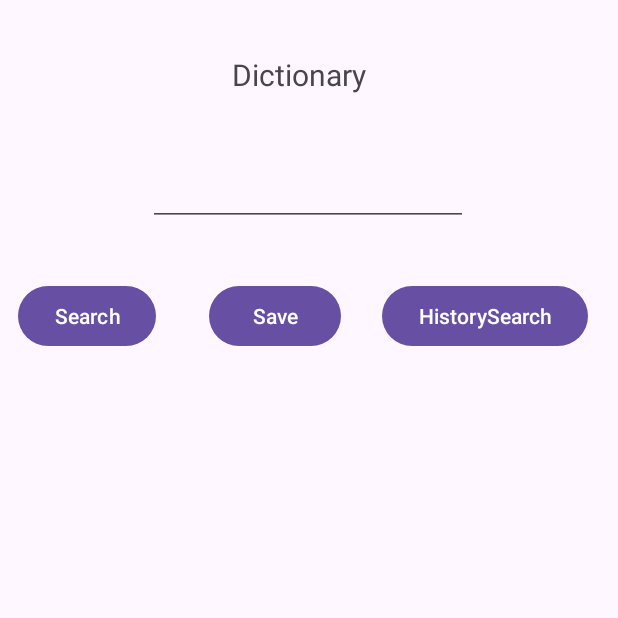
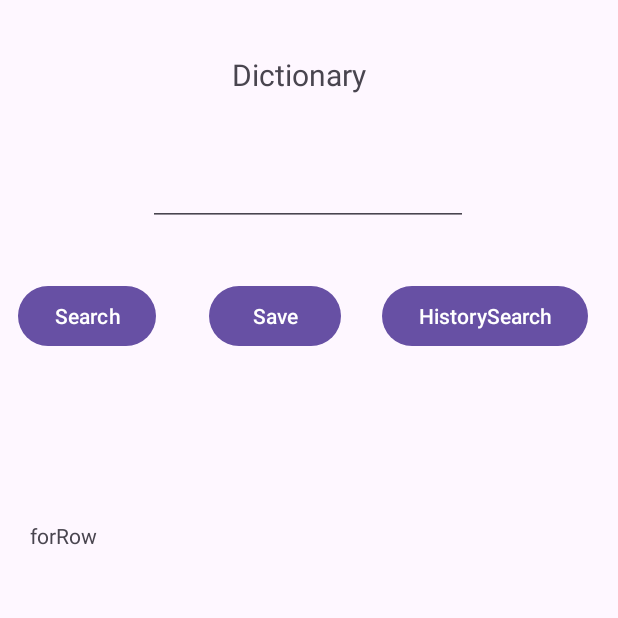
Before and after one commit to wangguosheng0924/FinalProject_Fall23, an Android app: the screen it shows after launch (DictionaryActivity), after a tap on "Search", on a phone screen of 412 x 824 dp, the top half of it. Run offline under Robolectric (Android 15) with nearby library versions, the phone set to English and light mode, and no system bars; our stand-ins replace Room's generated code.

Commit message:
some changes

```diff
--- a/app/src/main/java/algonquin/cst2335/finalproject_fall23/DictionaryActivity.java
+++ b/app/src/main/java/algonquin/cst2335/finalproject_fall23/DictionaryActivity.java
@@ -25,6 +25,7 @@ import java.util.ArrayList;
 import java.util.List;
 
 import algonquin.cst2335.finalproject_fall23.databinding.DictionaryactivityMainBinding;
+import algonquin.cst2335.finalproject_fall23.databinding.PostsearchlayoutBinding;
 import retrofit2.Call;
 import retrofit2.Callback;
 import retrofit2.Response;
@@ -32,23 +33,17 @@ import retrofit2.Response;
 
 public class DictionaryActivity extends AppCompatActivity {
     DictionaryactivityMainBinding binding;
-    ArrayList<String> definitions = new ArrayList<>();
+    ArrayList<String> definitions;
     DefinitionViewModel definitionModel;
     DefinitionDAO mDAO;
     RecyclerView.Adapter myAdapter;
-    SharedPreferences prefs;
-    int selectedIndex;
+
+    //int selectedIndex;
 
     //if not using binding you can get the elements by this way.
     //EditText searchEditText = findViewById(R.id.editText);
     //EditText searchEditText = binding.editText;
     //String searchTerm = searchEditText.getText().toString();
-
-//    private void showToast(String errorMessage) {
-//        Toast.makeText(DictionaryActivity.this, errorMessage, Toast.LENGTH_SHORT).show();
-//    }
-
-
     @Override
     protected void onCreate(Bundle savedInstanceState) {
         super.onCreate(savedInstanceState);
@@ -57,37 +52,47 @@ public class DictionaryActivity extends AppCompatActivity {
         //use binding to access views defined in the layout.
         binding = DictionaryactivityMainBinding.inflate(getLayoutInflater());
         setContentView(binding.getRoot());
+        Toast.makeText(this, "Welcome to Dictionary", Toast.LENGTH_LONG).show();
+        EditText searchEditText = binding.editText;
 
-        EditText searchEditText = binding.editText;
-        String searchTerm = searchEditText.getText().toString();
+        //binding.editText = findViewById(R.id.editText);
+//        String searchTerm = searchEditText.getText().toString();
+        //apply SharedPreference
+        SharedPreferences prefs1 = getSharedPreferences("searchTerm", Context.MODE_PRIVATE);
+        searchEditText.setText(prefs1.getString("searchTerm", ""));
 
-        //apply SharedPreference
-//        SharedPreferences prefs = getSharedPreferences("searchTerm", Context.MODE_PRIVATE);
-//        searchEditText.setText(prefs.getString("searchTerm", ""));
-        prefs=this.getSharedPreferences("com.yourapp.dictionary_preferences",MODE_PRIVATE);
-        searchTerm=prefs.getString("LastSearchWord","");
-        searchEditText.setText("searchTerm");
+        //prefs=this.getSharedPreferences("com.yourapp.dictionary_preferences",MODE_PRIVATE);
+//        searchTerm=prefs.getString("LastSearchWord","");
+//        searchEditText.setText("searchTerm");
 
         //open a database
         DefinitionDB db = Room.databaseBuilder(getApplicationContext(), DefinitionDB.class, "databaseLocal").build();
         mDAO = db.cmDAO();
 
         definitionModel = new ViewModelProvider(this).get(DefinitionViewModel.class);
-        definitions = definitionModel.definitions.getValue();
+        if(definitionModel.definitions.getValue()!=null){
+            definitions =definitionModel.definitions.getValue();}
+        else{definitions = new ArrayList<>();
+        }
 
         //click listener for the search button
         Button searchButton = findViewById(R.id.search_button);
         searchButton.setOnClickListener(v -> {
-            Log.d("DictionaryActivity", "Search Term: " + searchTerm);
-// load the last search term
-            //searchTerm = searchEditText.getText().toString();
+            String searchTerm = binding.editText.getText().toString();
             definitions.add(searchTerm);
+
             // save the last searched term
-            SharedPreferences.Editor editor=prefs.edit();
-            editor.putString("Last Search Term",searchTerm);
+            SharedPreferences prefs2=getSharedPreferences("searchTerm",Context.MODE_PRIVATE);
+
+            SharedPreferences.Editor editor=prefs1.edit();
+            editor.putString("searchTerm",searchTerm);
             editor.apply();
 
-            searchEditText.setText("");
+//            String searchTerm=prefs1.getString("LastSearchWord","");
+//            Log.d("DictionaryActivity", "Search Term: " + searchTerm);
+            //searchTerm = searchEditText.getText().toString();
+
+//            binding.editText.setText("");
             myAdapter.notifyItemInserted(definitions.size()-1);
 
 //            //use DictionaryApiService to connect the external url.
@@ -135,7 +140,7 @@ public class DictionaryActivity extends AppCompatActivity {
         Button saveButton = findViewById(R.id.save_button);
         saveButton.setOnClickListener(clk->{
             Definition newDefinition = new Definition();
-            newDefinition.setTerm(searchTerm);
+          //  newDefinition.setTerm(searchTerm);
 //            newDefinition.setDefinition(definition);
 //            long insertedId = cmDAO.insertDefinition(newDefinition);
 //
@@ -145,9 +150,7 @@ public class DictionaryActivity extends AppCompatActivity {
 //            } else {
 //                showToast("Failed to save definition");
 //            }
-
         });
-
 
         //click listener for the history button
          Button historyButton= findViewById(R.id.history_button);
@@ -163,13 +166,44 @@ public class DictionaryActivity extends AppCompatActivity {
 //             recyclerViewAdapter.notifyDataSetChanged();
 
          });
+        binding.recyclerView.setLayoutManager(new LinearLayoutManager(this));
+
+        // setAdapter here
+        binding.recyclerView.setAdapter(myAdapter= new RecyclerView.Adapter<MyRowHolder>() {
+//            TextView searched_term = binding.searched_term;
+//            String searchTerm = searched_term.getText().toString();
+            @NonNull
+            @Override
+            public MyRowHolder onCreateViewHolder(@NonNull ViewGroup parent, int viewType) {
+                PostsearchlayoutBinding binding1 = PostsearchlayoutBinding.inflate(getLayoutInflater());
+                return new MyRowHolder(binding1.getRoot());
+            }
+            @Override
+            public void onBindViewHolder(@NonNull MyRowHolder holder, int position) {
+//                selectedIndex = position;
+//                String forRow = definitions.get(position).toString();
+                holder.searched_term.setText("forRow");
+            }
+            @Override
+            public int getItemCount() {
+                //return definitions.size();
+                return definitions != null ? definitions.size() : 0;
+            }
+//            @Override
+//            public int getItemViewType(int position){
+//                return 0;
+//            }
+        });// end of setAdapter
+
+    } //end of onCreate()
 
     //myRowHolder
     class MyRowHolder extends RecyclerView.ViewHolder {
-            EditText searchEditText = binding.editText;
+        TextView searched_term;
         //String definition;
         public MyRowHolder(@NonNull View itemView) {
             super(itemView);
+            searched_term=itemView.findViewById(R.id.searched_term);
             itemView.setOnClickListener(clk -> {
 
                 int position = getAdapterPosition();
@@ -180,22 +214,12 @@ public class DictionaryActivity extends AppCompatActivity {
                 builder.setTitle("Question:");
                 builder.setNegativeButton("No",(dialog,cl)->{});
                 builder.setPositiveButton("Yes",(dialog,cl)->{
-
-//                    Executor thread = Executors.newSingleThreadExecutor();
-//                    thread.execute(new Runnable() {
-//                        @Override
-//                        public void run() {
-//                           mDAO.deleteMessage(m);
-//                        }
-//                    });
                     String  selectedDefinition = definitions.get(position);
                     definitions.remove(position);
                     myAdapter.notifyItemRemoved(position);
-//
-                    Snackbar.make(searchEditText,"You deleted message #"+ position, Snackbar.LENGTH_LONG).setAction("Undo", click->{
+                    Snackbar.make(searched_term,"You deleted message #"+ position, Snackbar.LENGTH_LONG).setAction("Undo", click->{
                         definitions.add(position, selectedDefinition);
                         myAdapter.notifyItemInserted(position);
-//
 //                        Executor thread1 = Executors.newSingleThreadExecutor();
 //                        thread1.execute(new Runnable() {
 //                            @Override
@@ -210,35 +234,4 @@ public class DictionaryActivity extends AppCompatActivity {
         }
     } // end of MyRowHolder
 
-        binding.recyclerView.setLayoutManager(new LinearLayoutManager(this));
-
-        // setAdapter here 213-237
-        binding.recyclerView.setAdapter(myAdapter= new RecyclerView.Adapter<MyRowHolder>() {
-            EditText searchEditText = binding.editText;
-            String searchTerm = searchEditText.getText().toString();
-
-            @NonNull
-            @Override
-            public MyRowHolder onCreateViewHolder(@NonNull ViewGroup parent, int viewType) {
-                DictionaryactivityMainBinding binding = DictionaryactivityMainBinding.inflate(getLayoutInflater());
-                return new MyRowHolder(binding.getRoot());
-            }
-            @Override
-            public void onBindViewHolder(@NonNull MyRowHolder holder, int position) {
-                selectedIndex = position;
-                String forRow = definitions.get(position).toString();
-                holder.searchEditText.setText(forRow);
-            }
-            @Override
-            public int getItemCount() {
-                return definitions.size();
-            }
-            @Override
-            public int getItemViewType(int position){
-                return 0;
-            }
-        });// end of setAdapter
-    } //end of onCreate()
-
-
 }// end of the class
--- /dev/null
+++ b/app/src/main/res/layout/postsearchlayout.xml
@@ -0,0 +1,12 @@
+<?xml version="1.0" encoding="utf-8"?>
+<LinearLayout xmlns:android="http://schemas.android.com/apk/res/android"
+    android:layout_width="match_parent"
+    android:layout_height="match_parent">
+
+    <TextView
+        android:id="@+id/searched_term"
+        android:layout_width="297dp"
+        android:layout_height="43dp"
+        android:layout_weight="1"
+        android:text="searched term display here" />
+</LinearLayout>
```
Lines whose indentation alone changed are shown as unchanged.
